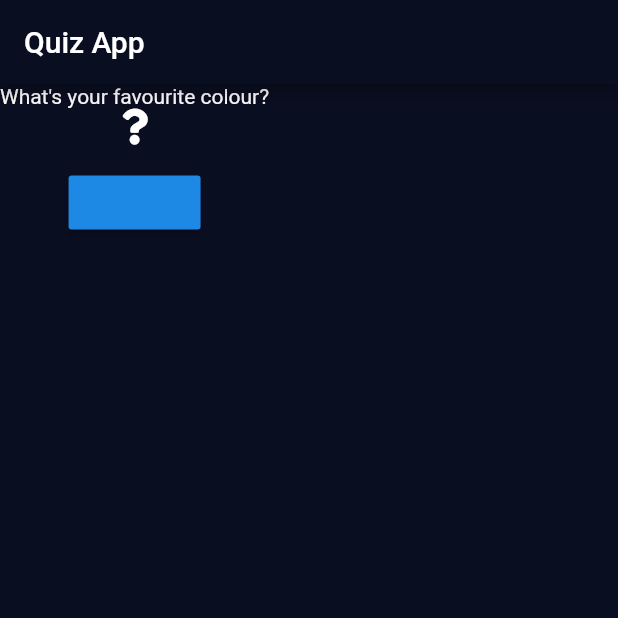
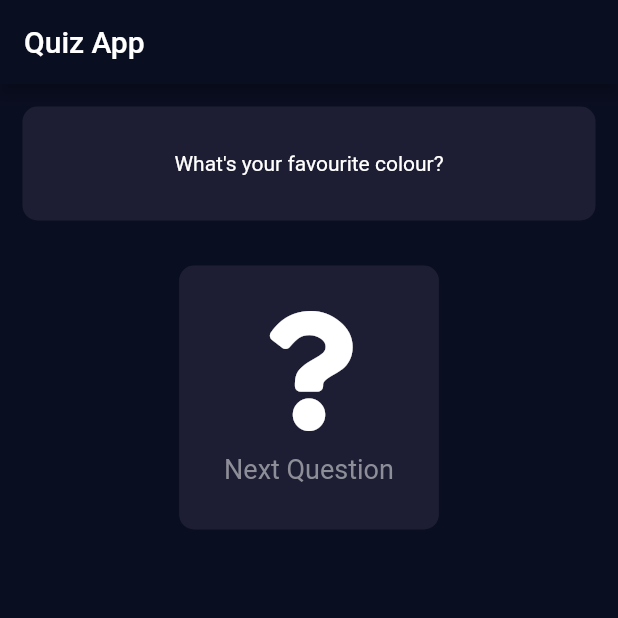
Before and after one commit to palisadoes/flutter-intro, a Flutter app: the screen it shows after launch, on a phone screen of 412 x 824 dp, the top half of it. Run offline on Flutter 3.47's test engine with Material 2 defaults, Android fonts, the phone set to English and light mode, and no system bars; our stand-ins replace font_awesome_flutter.

Commit message:
Created stateless widget components

```diff
--- /dev/null
+++ b/lib/components/question.dart
@@ -0,0 +1,29 @@
+import 'package:flutter/material.dart';
+import 'package:flutter/rendering.dart';
+import 'package:flutter_intro/constants.dart';
+
+class Question extends StatelessWidget {
+  final String questionText;
+
+  Question({this.questionText});
+
+  @override
+  Widget build(BuildContext context) {
+    return Container(
+      padding: EdgeInsets.all(30),
+      margin: EdgeInsets.all(15),
+      decoration: BoxDecoration(
+        color: kActiveCardColour,
+        borderRadius: BorderRadius.circular(10),
+      ),
+      child: Row(
+        mainAxisAlignment: MainAxisAlignment.center,
+        children: <Widget>[
+          Text(
+            this.questionText,
+          ),
+        ],
+      ),
+    );
+  }
+}
--- /dev/null
+++ b/lib/components/question_button.dart
@@ -0,0 +1,34 @@
+import 'package:flutter/material.dart';
+import 'package:flutter/rendering.dart';
+import 'package:font_awesome_flutter/font_awesome_flutter.dart';
+import 'package:flutter_intro/constants.dart';
+
+class QuestionButton extends StatelessWidget {
+  @override
+  Widget build(BuildContext context) {
+    return Container(
+      padding: EdgeInsets.all(30),
+      margin: EdgeInsets.all(15),
+      decoration: BoxDecoration(
+        color: kActiveCardColour,
+        borderRadius: BorderRadius.circular(10),
+      ),
+      child: Column(
+        mainAxisAlignment: MainAxisAlignment.center,
+        children: <Widget>[
+          Icon(
+            FontAwesomeIcons.question,
+            size: 80,
+          ),
+          SizedBox(
+            height: 15.0,
+          ),
+          Text(
+            'Next Question',
+            style: kLabelTextStyle,
+          ),
+        ],
+      ),
+    );
+  }
+}
--- a/lib/screens/home_page.dart
+++ b/lib/screens/home_page.dart
@@ -1,29 +1,28 @@
 import 'package:flutter/material.dart';
-import 'package:font_awesome_flutter/font_awesome_flutter.dart';
+import 'package:flutter/rendering.dart';
+import 'package:flutter_intro/components/question_button.dart';
+import 'package:flutter_intro/components/question.dart';
 
 class HomePage extends StatefulWidget {
-
   @override
   _HomePageState createState() => _HomePageState();
 }
 
 class _HomePageState extends State<HomePage> {
+  int _questionIndex = 0;
 
-  int questionIndex = 0;
-
-  void answerQuestion(){
+  void _answerQuestion() {
     setState(() {
-      questionIndex += 1;
+      _questionIndex += 1;
     });
-    print(questionIndex);
-
+    print(_questionIndex);
   }
 
   @override
   Widget build(BuildContext context) {
     List<String> questions = [
       'What\'s your favourite colour?',
-      'What\'s your animal?',
+      'What\'s your favourite animal?',
     ];
 
     return Scaffold(
@@ -32,20 +31,16 @@ class _HomePageState extends State<HomePage> {
       ),
       body: SafeArea(
         child: Container(
-          child:Column(
-          children: [
-            Container(child: Text(questions[questionIndex]),),
-            Column(children: [
-              Icon(FontAwesomeIcons.question),
-              SizedBox(
-                height: 15.0,
+          alignment: Alignment.center,
+          child: Column(
+            children: [
+              Question(questionText: questions[_questionIndex]),
+              GestureDetector(
+                onTap: _answerQuestion,
+                child: QuestionButton(),
               ),
-              RaisedButton(onPressed: answerQuestion
-
-              )
-            ]),
             ],
-),
+          ),
         ),
       ),
     );
```
Also changed, not shown: lib/constants.dart (added, +42 -0 lines).
